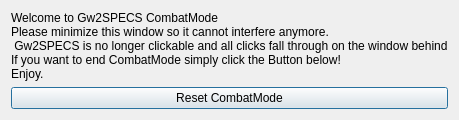
Qt form combatmode.ui (Tyrox92/Gw2SPECS) before a commit.
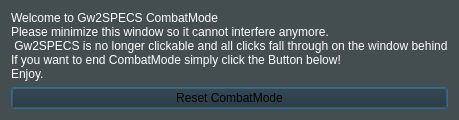
The same form after that commit.

Commit message: forgot to stage this file

The edit to the form file:
```diff
--- a/combatmode.ui
+++ b/combatmode.ui
@@ -13,6 +13,20 @@
   <property name="windowTitle">
    <string>Gw2SPECS CombatMode</string>
   </property>
+  <property name="styleSheet">
+   <string notr="true">QWidget {
+	background-color: rgba(32, 43, 47, 60%);
+}
+QWidget#widget {
+	background-color: rgba(32, 43, 47, 0%);
+}
+QLabel {
+	background-color: rgba(32, 43, 47, 0%);
+	color: rgb(255, 255, 255);
+}
+
+</string>
+  </property>
   <layout class="QGridLayout" name="gridLayout">
    <item row="0" column="0">
     <widget class="QLabel" name="label">
```
